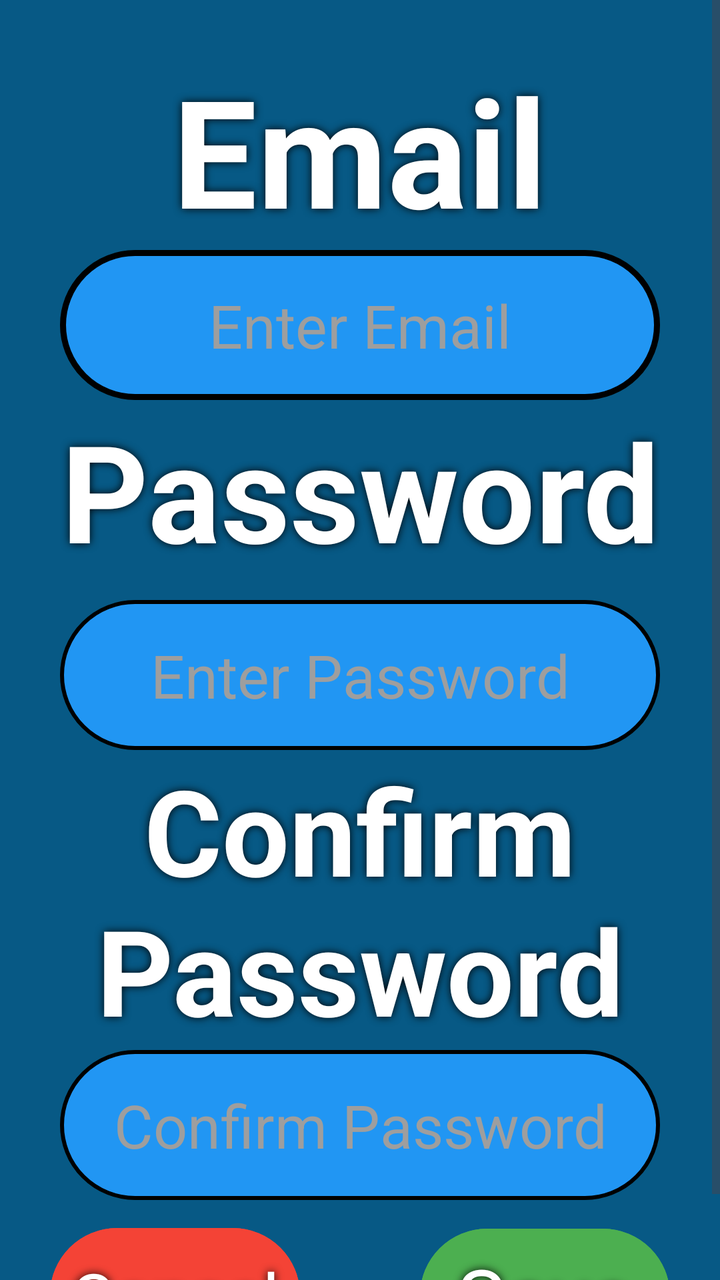
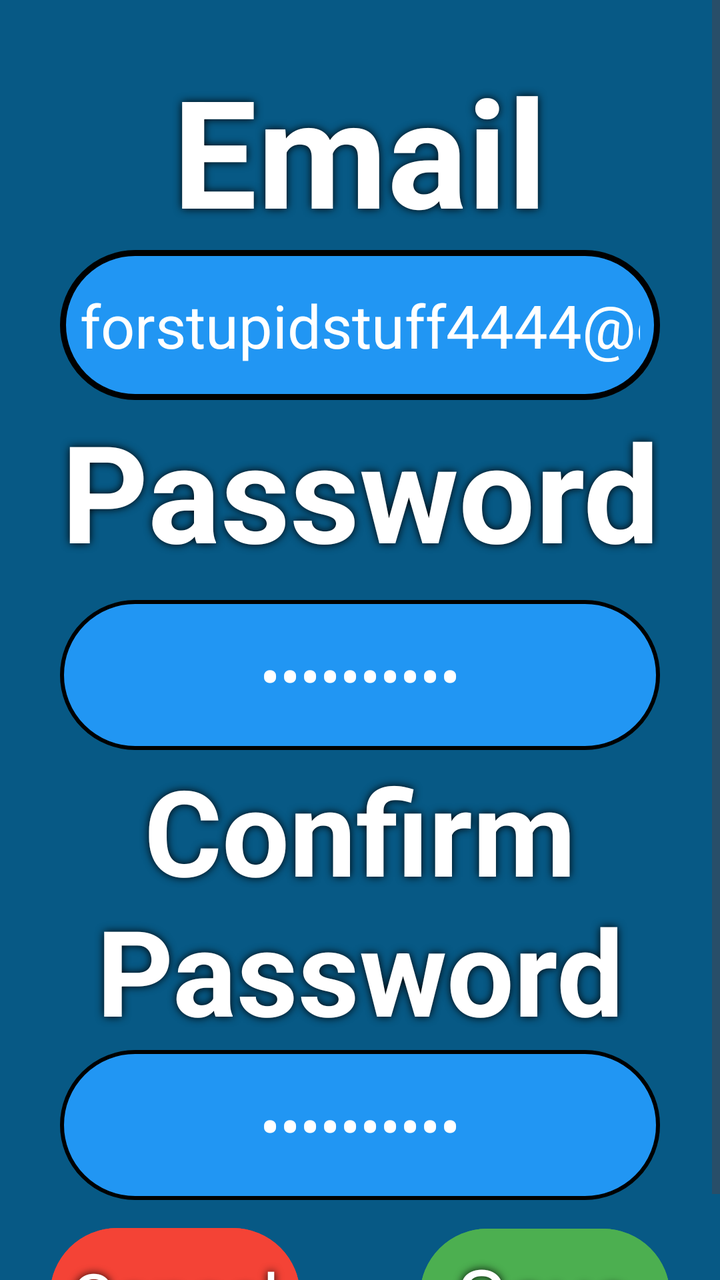

An Android layout rendered at two revisions. The XML below is the earlier revision; the diff shows what the commit changed to produce the second picture.
<!-- AndroidManifest.xml: application theme Theme.KracKShacKBanking -->
<!-- res/layout/register.xml -->
<?xml version="1.0" encoding="utf-8"?>
<androidx.constraintlayout.widget.ConstraintLayout xmlns:android="http://schemas.android.com/apk/res/android"
    xmlns:app="http://schemas.android.com/apk/res-auto"
    xmlns:tools="http://schemas.android.com/tools"
    android:layout_width="match_parent"
    android:layout_height="match_parent"
    android:background="@color/maincolour">

    <ScrollView
        android:layout_width="match_parent"
        android:layout_height="match_parent"
        app:layout_constraintBottom_toBottomOf="parent"
        app:layout_constraintEnd_toEndOf="parent"
        app:layout_constraintStart_toStartOf="parent"
        app:layout_constraintTop_toTopOf="parent">

        <LinearLayout
            android:layout_width="match_parent"
            android:layout_height="wrap_content"
            android:orientation="vertical" >

            <TextView
                android:id="@+id/txtCategory"
                android:layout_marginTop="25dp"
                android:layout_gravity="center"
                android:layout_width="300dp"
                android:layout_height="100dp"
                android:autoSizeTextType="uniform"
                android:elevation="4dp"
                android:shadowColor="@color/black"
                android:shadowDx="0.0"
                android:shadowDy="0.0"
                android:shadowRadius="10.0"
                android:text="@string/Email"
                android:textAlignment="center"
                android:textColor="@color/white"
                android:textStyle="bold"/>

            <EditText
                android:id="@+id/txtEmailInput"
                android:layout_width="300dp"
                android:layout_height="75dp"
                android:layout_gravity="center"
                android:layout_marginTop="0dp"
                android:background="@drawable/format_button"
                android:gravity="center"
                android:hint="@string/email"
                android:inputType="textEmailAddress"
                android:paddingStart="10dp"
                android:paddingTop="10dp"
                android:paddingEnd="10dp"
                android:paddingBottom="10dp"
                android:textColor="@color/text_hint"
                android:textColorHint="@color/text_hint"
                android:textSize="30sp" />

            <TextView
                android:id="@+id/txtPassword"
                android:layout_width="300dp"
                android:layout_height="100dp"
                android:layout_gravity="center"
                android:layout_marginTop="0dp"
                android:autoSizeTextType="uniform"
                android:elevation="4dp"
                android:shadowColor="@color/black"
                android:shadowDx="0.0"
                android:shadowDy="0.0"
                android:shadowRadius="10.0"
                android:text="@string/Password"
                android:textAlignment="center"
                android:textColor="@color/white"
                android:textStyle="bold"/>

            <EditText
                android:id="@+id/txtPasswordInput"
                android:layout_width="300dp"
                android:layout_height="75dp"
                android:layout_gravity="center"
                android:layout_marginTop="0dp"
                android:background="@drawable/format_text_input"
                android:gravity="center"
                android:hint="@string/password_input_hint"
                android:inputType="textPassword"
                android:paddingStart="10dp"
                android:paddingTop="10dp"
                android:paddingEnd="10dp"
                android:paddingBottom="10dp"
                android:textColor="@color/text_hint"
                android:textColorHint="@color/text_hint"
                android:textSize="30sp" />

            <TextView
                android:id="@+id/txtConfirmPassword"
                android:layout_width="300dp"
                android:layout_height="150dp"
                android:layout_gravity="center"
                android:layout_marginTop="0dp"
                android:autoSizeTextType="uniform"
                android:elevation="4dp"
                android:shadowColor="@color/black"
                android:shadowDx="0.0"
                android:shadowDy="0.0"
                android:shadowRadius="10.0"
                android:text="@string/confirm_password"
                android:textAlignment="center"
                android:textColor="@color/white"
                android:textStyle="bold" />

            <EditText
                android:id="@+id/txtConfirmPasswordInput"
                android:layout_width="300dp"
                android:layout_height="75dp"
                android:layout_gravity="center"
                android:layout_marginTop="0dp"
                android:background="@drawable/format_text_input"
                android:gravity="center"
                android:hint="@string/confirm_password_input_hint"
                android:inputType="textPassword"
                android:textColor="@color/text_hint"
                android:textColorHint="@color/text_hint"
                android:textSize="30sp" />

            <Button
                android:id="@+id/btnCancel"
                android:layout_width="125dp"
                android:layout_height="75dp"
                android:layout_gravity="start"
                android:layout_marginStart="25dp"
                android:layout_marginTop="10dp"
                android:backgroundTint="@color/red" />

            <Button
                android:id="@+id/btnEnter"
                android:layout_width="125dp"
                android:layout_height="75dp"
                android:layout_gravity="end"
                android:layout_marginEnd="25dp"
                android:layout_marginTop="-75dp"
                android:backgroundTint="@color/green" />

            <TextView
                android:id="@+id/btnCancelText"
                android:layout_width="125dp"
                android:layout_height="75dp"
                android:layout_gravity="start"
                android:layout_marginStart="25dp"
                android:layout_marginTop="-75dp"
                android:autoSizeTextType="uniform"
                android:background="@drawable/format_button_text"
                android:elevation="5dp"
                android:gravity="center"
                android:paddingStart="10dp"
                android:paddingTop="10dp"
                android:paddingEnd="10dp"
                android:paddingBottom="10dp"
                android:shadowColor="@color/black"
                android:shadowDx="0.0"
                android:shadowDy="0.0"
                android:shadowRadius="10.0"
                android:text="@string/cancel"
                android:textColor="@color/white" />

            <TextView
                android:id="@+id/btnEnterText"
                android:layout_width="125dp"
                android:layout_height="75dp"
                android:layout_gravity="end"
                android:layout_marginEnd="25dp"
                android:layout_marginTop="-75dp"
                android:autoSizeTextType="uniform"
                android:background="@drawable/format_button_text"
                android:elevation="5dp"
                android:gravity="center"
                android:paddingStart="10dp"
                android:paddingTop="10dp"
                android:paddingEnd="10dp"
                android:paddingBottom="10dp"
                android:shadowColor="@color/black"
                android:shadowDx="0.0"
                android:shadowDy="0.0"
                android:shadowRadius="10.0"
                android:text="@string/save"
                android:textColor="@color/white" />
        </LinearLayout>
    </ScrollView>

</androidx.constraintlayout.widget.ConstraintLayout>
<!-- resources referenced by this layout -->
<resources>
  <color name="black">#000000</color>
  <color name="green">#4CAF50</color>
  <color name="maincolour">#075985</color>
  <color name="red">#F44336</color>
  <color name="text_hint">#9E9E9E</color>
  <color name="white">#FFFFFF</color>
  <!-- drawable format_button (drawable) -->
  <?xml version="1.0" encoding="utf-8"?>
  <selector xmlns:android="http://schemas.android.com/apk/res/android">
      <item android:state_enabled="true">
          <shape android:shape="rectangle">
              <solid android:color="@color/primary" />
              <stroke
                  android:width="3dp"
                  android:color="@color/black" />
              <corners android:radius="50dp" />
              <padding
                  android:left="50dp"
                  android:top="50dp"
                  android:right="50dp"
                  android:bottom="50dp" />
          </shape>
      </item>
  </selector>
  <!-- drawable format_button_text (drawable) -->
  <?xml version="1.0" encoding="utf-8"?>
  <layer-list xmlns:android="http://schemas.android.com/apk/res/android">
      <item
          android:bottom="4dp"
          android:left="4dp"
          android:right="4dp"
          android:top="4dp">
          <shape android:shape="rectangle">
              <solid android:color="@color/transparent" />
              <corners android:radius="30dp" />
              <padding
                  android:bottom="50dp"
                  android:left="50dp"
                  android:right="50dp"
                  android:top="50dp" />
          </shape>
      </item>
  </layer-list>
  <!-- drawable format_text_input (drawable) -->
  <?xml version="1.0" encoding="utf-8"?>
  <shape xmlns:android="http://schemas.android.com/apk/res/android"
      android:shape="rectangle">
      <solid android:color="@color/primary" />
      <stroke
          android:width="2dp"
          android:color="@color/black" />
      <corners android:radius="50dp" />
  </shape>
  <string name="Email">Email</string>
  <string name="Password">Password</string>
  <string name="cancel">Cancel</string>
  <string name="confirm_password">Confirm Password</string>
  <string name="confirm_password_input_hint">Confirm Password</string>
  <string name="email">Enter Email</string>
  <string name="password_input_hint">Enter Password</string>
  <string name="save">Save</string>
  <style name="Theme.KracKShacKBanking" parent="Theme.Material3.DayNight.NoActionBar">
          <item name="colorPrimary">@color/primary</item>
          <item name="colorPrimaryVariant">@color/primary_dark</item>
          <item name="colorOnPrimary">@color/white</item>
          <item name="colorSecondary">@color/secondary</item>
          <item name="colorSecondaryVariant">@color/secondary_dark</item>
          <item name="colorOnSecondary">@color/black</item>
          <item name="android:statusBarColor">@color/primary</item>
          <item name="android:navigationBarColor">@color/primary</item>
          <item name="android:windowLightStatusBar">false</item>
  
      </style>
  <color name="primary">#2196F3</color>
  <color name="transparent">#00000000</color>
  <color name="primary_dark">#1976D2</color>
  <color name="secondary">#FFC107</color>
  <color name="secondary_dark">#FFA000</color>
</resources>

<!-- the commit's change to res/layout/register.xml (unified diff, before → after) -->
@@ -17,14 +17,14 @@
         <LinearLayout
             android:layout_width="match_parent"
             android:layout_height="wrap_content"
-            android:orientation="vertical" >
+            android:orientation="vertical">
 
             <TextView
                 android:id="@+id/txtCategory"
-                android:layout_marginTop="25dp"
-                android:layout_gravity="center"
                 android:layout_width="300dp"
                 android:layout_height="100dp"
+                android:layout_gravity="center"
+                android:layout_marginTop="25dp"
                 android:autoSizeTextType="uniform"
                 android:elevation="4dp"
                 android:shadowColor="@color/black"
@@ -34,7 +34,7 @@
                 android:text="@string/Email"
                 android:textAlignment="center"
                 android:textColor="@color/white"
-                android:textStyle="bold"/>
+                android:textStyle="bold" />
 
             <EditText
                 android:id="@+id/txtEmailInput"
@@ -50,8 +50,9 @@
                 android:paddingTop="10dp"
                 android:paddingEnd="10dp"
                 android:paddingBottom="10dp"
-                android:textColor="@color/text_hint"
-                android:textColorHint="@color/text_hint"
+                android:text="@string/tempEmail"
+                android:textColor="@color/white"
+                android:textColorHint="@color/white"
                 android:textSize="30sp" />
 
             <TextView
@@ -69,7 +70,7 @@
                 android:text="@string/Password"
                 android:textAlignment="center"
                 android:textColor="@color/white"
-                android:textStyle="bold"/>
+                android:textStyle="bold" />
 
             <EditText
                 android:id="@+id/txtPasswordInput"
@@ -85,8 +86,9 @@
                 android:paddingTop="10dp"
                 android:paddingEnd="10dp"
                 android:paddingBottom="10dp"
-                android:textColor="@color/text_hint"
-                android:textColorHint="@color/text_hint"
+                android:text="@string/tempPassword"
+                android:textColor="@color/white"
+                android:textColorHint="@color/white"
                 android:textSize="30sp" />
 
             <TextView
@@ -116,8 +118,9 @@
                 android:gravity="center"
                 android:hint="@string/confirm_password_input_hint"
                 android:inputType="textPassword"
-                android:textColor="@color/text_hint"
-                android:textColorHint="@color/text_hint"
+                android:text="@string/tempPassword"
+                android:textColor="@color/white"
+                android:textColorHint="@color/white"
                 android:textSize="30sp" />
 
             <Button
@@ -134,8 +137,8 @@
                 android:layout_width="125dp"
                 android:layout_height="75dp"
                 android:layout_gravity="end"
+                android:layout_marginTop="-75dp"
                 android:layout_marginEnd="25dp"
-                android:layout_marginTop="-75dp"
                 android:backgroundTint="@color/green" />
 
             <TextView
@@ -165,8 +168,8 @@
                 android:layout_width="125dp"
                 android:layout_height="75dp"
                 android:layout_gravity="end"
+                android:layout_marginTop="-75dp"
                 android:layout_marginEnd="25dp"
-                android:layout_marginTop="-75dp"
                 android:autoSizeTextType="uniform"
                 android:background="@drawable/format_button_text"
                 android:elevation="5dp"
<!-- resource entries referenced after the edit -->
@@ -4,7 +4,6 @@
   <color name="green">#4CAF50</color>
   <color name="maincolour">#075985</color>
   <color name="red">#F44336</color>
-  <color name="text_hint">#9E9E9E</color>
   <color name="white">#FFFFFF</color>
   <!-- drawable format_button (drawable) -->
   <?xml version="1.0" encoding="utf-8"?>
@@ -61,6 +60,8 @@
   <string name="email">Enter Email</string>
   <string name="password_input_hint">Enter Password</string>
   <string name="save">Save</string>
+  <string name="tempEmail">forstupidstuff4444@gmail.com</string>
+  <string name="tempPassword">Suhana@101</string>
   <style name="Theme.KracKShacKBanking" parent="Theme.Material3.DayNight.NoActionBar">
           <item name="colorPrimary">@color/primary</item>
           <item name="colorPrimaryVariant">@color/primary_dark</item>
